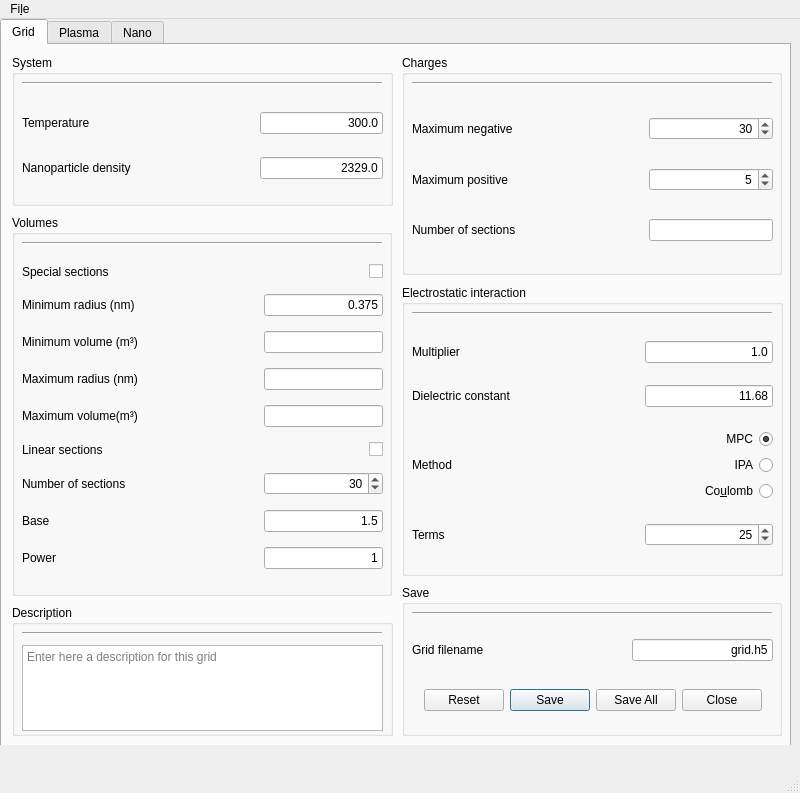
First picture: the form in ndust/ndust.ui, repository caos21/ndust, before the edit.
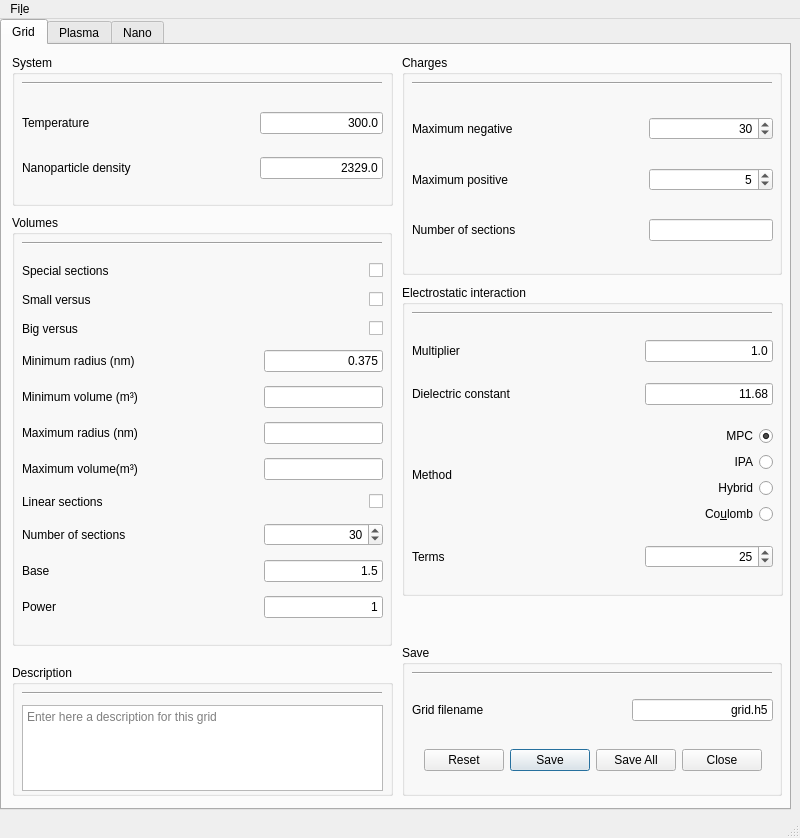
Second picture: the form after the edit.

Patch:
```diff
--- a/ndust/ndust.ui
+++ b/ndust/ndust.ui
@@ -7,7 +7,7 @@
     <x>0</x>
     <y>0</y>
     <width>800</width>
-    <height>793</height>
+    <height>838</height>
    </rect>
   </property>
   <property name="windowTitle">
@@ -23,7 +23,7 @@
    <property name="maximumSize">
     <size>
      <width>800</width>
-     <height>726</height>
+     <height>800</height>
     </size>
    </property>
    <widget class="QWidget" name="verticalLayoutWidget">
@@ -32,7 +32,7 @@
       <x>0</x>
       <y>0</y>
       <width>791</width>
-      <height>751</height>
+      <height>791</height>
      </rect>
     </property>
     <layout class="QVBoxLayout" name="verticalLayout">
@@ -54,7 +54,7 @@
            <x>10</x>
            <y>170</y>
            <width>380</width>
-           <height>381</height>
+           <height>431</height>
           </rect>
          </property>
          <property name="title">
@@ -79,11 +79,11 @@
             <x>10</x>
             <y>40</y>
             <width>361</width>
-            <height>331</height>
+            <height>381</height>
            </rect>
           </property>
           <layout class="QGridLayout" name="gridLayout">
-           <item row="3" column="2">
+           <item row="5" column="2">
             <widget class="QLineEdit" name="lineEdit_maxrad">
              <property name="toolTip">
               <string>Maximum mean radius</string>
@@ -99,7 +99,7 @@
              </property>
             </widget>
            </item>
-           <item row="2" column="2">
+           <item row="4" column="2">
             <widget class="QLineEdit" name="lineEdit_minvol">
              <property name="toolTip">
               <string>Minimum volume at interface</string>
@@ -112,21 +112,21 @@
              </property>
             </widget>
            </item>
-           <item row="6" column="0">
+           <item row="8" column="0">
             <widget class="QLabel" name="label_numvsecs">
              <property name="text">
               <string>Number of sections</string>
              </property>
             </widget>
            </item>
-           <item row="7" column="0">
+           <item row="9" column="0">
             <widget class="QLabel" name="label_base">
              <property name="text">
               <string>Base</string>
              </property>
             </widget>
            </item>
-           <item row="6" column="2">
+           <item row="8" column="2">
             <widget class="QSpinBox" name="spinBox_vsecs">
              <property name="alignment">
               <set>Qt::AlignRight|Qt::AlignTrailing|Qt::AlignVCenter</set>
@@ -145,7 +145,7 @@
              </property>
             </widget>
            </item>
-           <item row="3" column="0">
+           <item row="5" column="0">
             <widget class="QLabel" name="label_maxrad">
              <property name="toolTip">
               <string>Maximum mean radius</string>
@@ -155,7 +155,7 @@
              </property>
             </widget>
            </item>
-           <item row="4" column="2">
+           <item row="6" column="2">
             <widget class="QLineEdit" name="lineEdit_maxvol">
              <property name="toolTip">
               <string>Maximum volume at interface</string>
@@ -168,7 +168,7 @@
              </property>
             </widget>
            </item>
-           <item row="2" column="0">
+           <item row="4" column="0">
             <widget class="QLabel" name="label_minvol">
              <property name="toolTip">
               <string>Minimum volume at interface</string>
@@ -178,7 +178,7 @@
              </property>
             </widget>
            </item>
-           <item row="1" column="1">
+           <item row="3" column="1">
             <spacer name="horizontalSpacer">
              <property name="orientation">
               <enum>Qt::Horizontal</enum>
@@ -191,7 +191,7 @@
              </property>
             </spacer>
            </item>
-           <item row="7" column="2">
+           <item row="9" column="2">
             <widget class="QLineEdit" name="lineEdit_base">
              <property name="text">
               <string>1.5</string>
@@ -201,7 +201,7 @@
              </property>
             </widget>
            </item>
-           <item row="4" column="0">
+           <item row="6" column="0">
             <widget class="QLabel" name="label_maxvol">
              <property name="toolTip">
               <string>Maximum volume at interface</string>
@@ -211,14 +211,14 @@
              </property>
             </widget>
            </item>
-           <item row="8" column="0">
+           <item row="10" column="0">
             <widget class="QLabel" name="label_power">
              <property name="text">
               <string>Power</string>
              </property>
             </widget>
            </item>
-           <item row="1" column="2">
+           <item row="3" column="2">
             <widget class="QLineEdit" name="lineEdit_minrad">
              <property name="toolTip">
               <string>Minimum mean radius</string>
@@ -231,7 +231,7 @@
              </property>
             </widget>
            </item>
-           <item row="8" column="2">
+           <item row="10" column="2">
             <widget class="QLineEdit" name="lineEdit_power">
              <property name="text">
               <string>1</string>
@@ -241,7 +241,7 @@
              </property>
             </widget>
            </item>
-           <item row="1" column="0">
+           <item row="3" column="0">
             <widget class="QLabel" name="label_minrad">
              <property name="toolTip">
               <string>Minimum mean radius</string>
@@ -251,14 +251,14 @@
              </property>
             </widget>
            </item>
-           <item row="5" column="0">
+           <item row="7" column="0">
             <widget class="QLabel" name="label_linear">
              <property name="text">
               <string>Linear sections</string>
              </property>
             </widget>
            </item>
-           <item row="5" column="2">
+           <item row="7" column="2">
             <widget class="QCheckBox" name="checkBox_linear">
              <property name="layoutDirection">
               <enum>Qt::RightToLeft</enum>
@@ -291,6 +291,46 @@
              </property>
             </widget>
            </item>
+           <item row="1" column="0">
+            <widget class="QLabel" name="label_special_2">
+             <property name="text">
+              <string>Small versus</string>
+             </property>
+            </widget>
+           </item>
+           <item row="2" column="0">
+            <widget class="QLabel" name="label_special_3">
+             <property name="text">
+              <string>Big versus</string>
+             </property>
+            </widget>
+           </item>
+           <item row="1" column="2">
+            <widget class="QCheckBox" name="checkBox_small">
+             <property name="layoutDirection">
+              <enum>Qt::RightToLeft</enum>
+             </property>
+             <property name="text">
+              <string/>
+             </property>
+             <property name="checked">
+              <bool>false</bool>
+             </property>
+            </widget>
+           </item>
+           <item row="2" column="2">
+            <widget class="QCheckBox" name="checkBox_big">
+             <property name="layoutDirection">
+              <enum>Qt::RightToLeft</enum>
+             </property>
+             <property name="text">
+              <string/>
+             </property>
+             <property name="checked">
+              <bool>false</bool>
+             </property>
+            </widget>
+           </item>
           </layout>
          </widget>
         </widget>
@@ -424,7 +464,7 @@
          <property name="geometry">
           <rect>
            <x>400</x>
-           <y>540</y>
+           <y>600</y>
            <width>380</width>
            <height>151</height>
           </rect>
@@ -616,7 +656,7 @@
            <x>400</x>
            <y>240</y>
            <width>381</width>
-           <height>291</height>
+           <height>311</height>
           </rect>
          </property>
          <property name="title">
@@ -641,7 +681,7 @@
             <x>10</x>
             <y>40</y>
             <width>361</width>
-            <height>241</height>
+            <height>261</height>
            </rect>
           </property>
           <layout class="QGridLayout" name="gridLayout_10">
@@ -743,7 +783,7 @@
                </property>
               </widget>
              </item>
-             <item row="2" column="0">
+             <item row="3" column="0">
               <widget class="QRadioButton" name="radioButton_coul">
                <property name="layoutDirection">
                 <enum>Qt::RightToLeft</enum>
@@ -753,6 +793,16 @@
                </property>
               </widget>
              </item>
+             <item row="2" column="0">
+              <widget class="QRadioButton" name="radioButton_Hybrid">
+               <property name="layoutDirection">
+                <enum>Qt::RightToLeft</enum>
+               </property>
+               <property name="text">
+                <string>Hybrid</string>
+               </property>
+              </widget>
+             </item>
             </layout>
            </item>
            <item row="2" column="0">
@@ -769,7 +819,7 @@
          <property name="geometry">
           <rect>
            <x>10</x>
-           <y>560</y>
+           <y>620</y>
            <width>381</width>
            <height>131</height>
           </rect>
```
